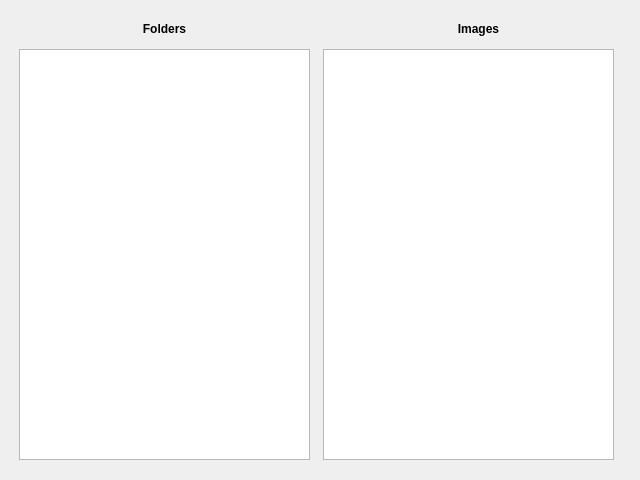
The window that Openlog.ui (parashyd/WeldTester) describes before a commit, drawn with Qt 5.
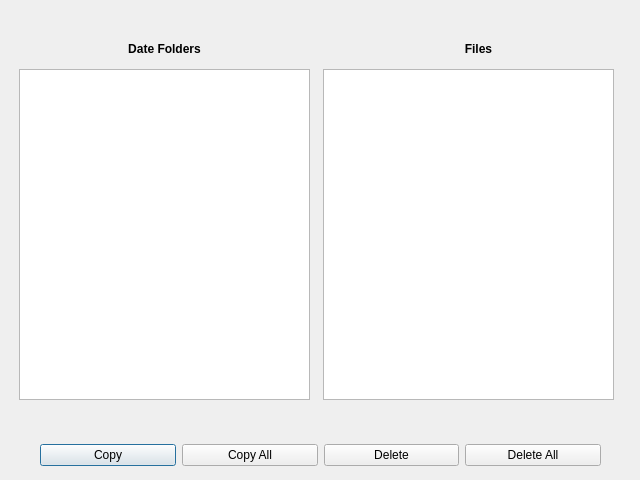
The same window after the commit.

Commit message: Added copy and delete functionalities in Open and changed File name of jpg and added gps in previewscreen and sorted date folders

Patch:
```diff
--- a/Openlog.ui
+++ b/Openlog.ui
@@ -20,9 +20,9 @@
    <property name="geometry">
     <rect>
      <x>9</x>
-     <y>9</y>
+     <y>29</y>
      <width>308</width>
-     <height>462</height>
+     <height>391</height>
     </rect>
    </property>
    <widget class="QLabel" name="label_Folder">
@@ -40,7 +40,7 @@
      </font>
     </property>
     <property name="text">
-     <string>Folders</string>
+     <string>Date Folders</string>
     </property>
     <property name="alignment">
      <set>Qt::AlignmentFlag::AlignCenter</set>
@@ -52,7 +52,7 @@
       <x>10</x>
       <y>40</y>
       <width>291</width>
-      <height>411</height>
+      <height>331</height>
      </rect>
     </property>
    </widget>
@@ -61,9 +61,9 @@
    <property name="geometry">
     <rect>
      <x>323</x>
-     <y>9</y>
+     <y>29</y>
      <width>308</width>
-     <height>462</height>
+     <height>391</height>
     </rect>
    </property>
    <widget class="QLabel" name="label_Images">
@@ -81,7 +81,7 @@
      </font>
     </property>
     <property name="text">
-     <string>Images</string>
+     <string>Files</string>
     </property>
     <property name="alignment">
      <set>Qt::AlignmentFlag::AlignCenter</set>
@@ -93,11 +93,64 @@
       <x>0</x>
       <y>40</y>
       <width>291</width>
-      <height>411</height>
+      <height>331</height>
      </rect>
     </property>
    </widget>
   </widget>
+  <widget class="QWidget" name="horizontalLayoutWidget">
+   <property name="geometry">
+    <rect>
+     <x>40</x>
+     <y>440</y>
+     <width>561</width>
+     <height>31</height>
+    </rect>
+   </property>
+   <layout class="QHBoxLayout" name="horizontalLayout">
+    <item>
+     <widget class="QPushButton" name="CopyButton">
+      <property name="text">
+       <string>Copy</string>
+      </property>
+     </widget>
+    </item>
+    <item>
+     <widget class="QPushButton" name="CopyAllButton">
+      <property name="text">
+       <string>Copy All</string>
+      </property>
+     </widget>
+    </item>
+    <item>
+     <widget class="QPushButton" name="DeleteButton">
+      <property name="text">
+       <string>Delete</string>
+      </property>
+     </widget>
+    </item>
+    <item>
+     <widget class="QPushButton" name="DeleteAllButton">
+      <property name="text">
+       <string>Delete All</string>
+      </property>
+     </widget>
+    </item>
+   </layout>
+  </widget>
+  <widget class="QLabel" name="label">
+   <property name="geometry">
+    <rect>
+     <x>20</x>
+     <y>10</y>
+     <width>371</width>
+     <height>18</height>
+    </rect>
+   </property>
+   <property name="text">
+    <string/>
+   </property>
+  </widget>
  </widget>
  <resources/>
  <connections/>
```
The commit also changes 13 other files.
